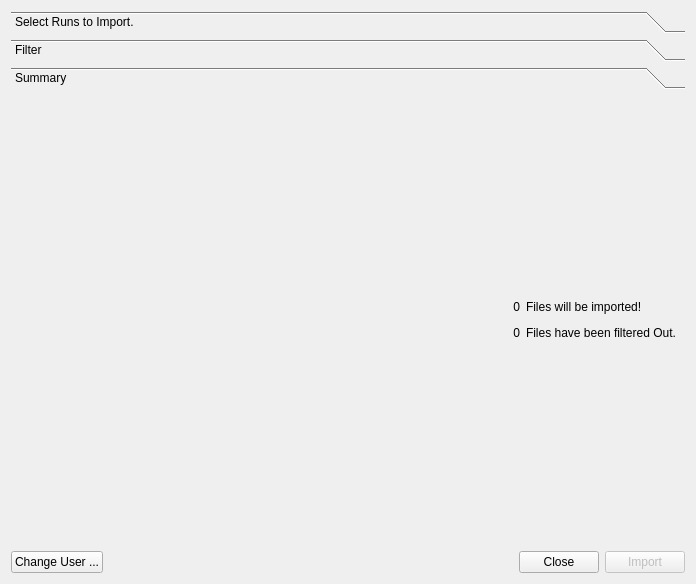
This is designer/ui_import_from_database_new.ui in neutrons/addie as Qt 5 draws it before an edit. The edited form follows.
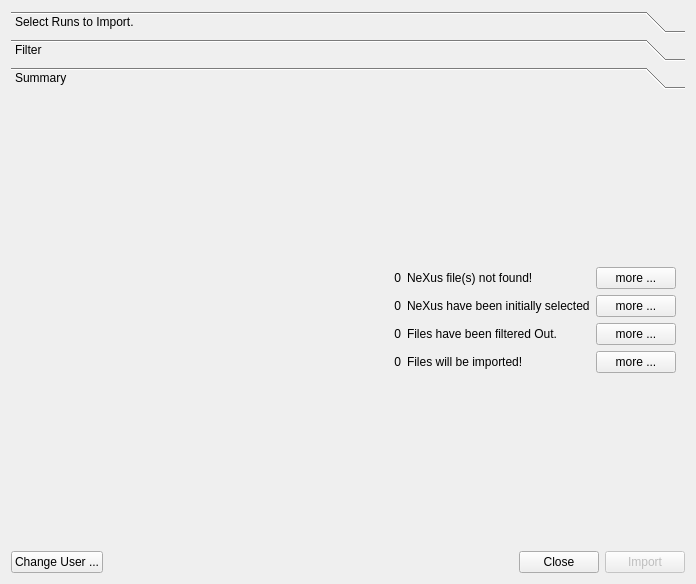
This is the edited form. The open tabs and pages were chosen to show the change.

Commit message: working on providing a list of nexus out, selected, ...etc using external window (in status tab)

```diff
--- a/designer/ui_import_from_database_new.ui
+++ b/designer/ui_import_from_database_new.ui
@@ -408,7 +408,7 @@
        <item>
         <layout class="QGridLayout" name="gridLayout">
          <item row="0" column="0">
-          <spacer name="horizontalSpacer_6">
+          <spacer name="horizontalSpacer_8">
            <property name="orientation">
             <enum>Qt::Horizontal</enum>
            </property>
@@ -421,7 +421,7 @@
           </spacer>
          </item>
          <item row="0" column="1">
-          <widget class="QLabel" name="number_of_files_to_import">
+          <widget class="QLabel" name="number_of_files_not_found">
            <property name="text">
             <string>0</string>
            </property>
@@ -431,14 +431,21 @@
           </widget>
          </item>
          <item row="0" column="2">
-          <widget class="QLabel" name="number_of_files_to_import_label">
+          <widget class="QLabel" name="number_of_files_to_import_label_3">
            <property name="text">
-            <string>Files will be imported!</string>
+            <string>NeXus file(s) not found!</string>
+           </property>
+          </widget>
+         </item>
+         <item row="0" column="3">
+          <widget class="QPushButton" name="file_not_found_more">
+           <property name="text">
+            <string>more ...</string>
            </property>
           </widget>
          </item>
          <item row="1" column="0">
-          <spacer name="horizontalSpacer_2">
+          <spacer name="horizontalSpacer_7">
            <property name="orientation">
             <enum>Qt::Horizontal</enum>
            </property>
@@ -451,7 +458,7 @@
           </spacer>
          </item>
          <item row="1" column="1">
-          <widget class="QLabel" name="number_of_files_filtered_out">
+          <widget class="QLabel" name="number_of_files_initially_selected">
            <property name="text">
             <string>0</string>
            </property>
@@ -461,12 +468,93 @@
           </widget>
          </item>
          <item row="1" column="2">
+          <widget class="QLabel" name="number_of_files_to_import_label_2">
+           <property name="text">
+            <string>NeXus have been initially selected</string>
+           </property>
+          </widget>
+         </item>
+         <item row="1" column="3">
+          <widget class="QPushButton" name="file_initially_selected_more">
+           <property name="text">
+            <string>more ...</string>
+           </property>
+          </widget>
+         </item>
+         <item row="2" column="0">
+          <spacer name="horizontalSpacer_2">
+           <property name="orientation">
+            <enum>Qt::Horizontal</enum>
+           </property>
+           <property name="sizeHint" stdset="0">
+            <size>
+             <width>40</width>
+             <height>20</height>
+            </size>
+           </property>
+          </spacer>
+         </item>
+         <item row="2" column="1">
+          <widget class="QLabel" name="number_of_files_filtered_out">
+           <property name="text">
+            <string>0</string>
+           </property>
+           <property name="alignment">
+            <set>Qt::AlignRight|Qt::AlignTrailing|Qt::AlignVCenter</set>
+           </property>
+          </widget>
+         </item>
+         <item row="2" column="2">
           <widget class="QLabel" name="number_of_files_filtered_out_label">
            <property name="text">
             <string>Files have been filtered Out.</string>
            </property>
           </widget>
          </item>
+         <item row="2" column="3">
+          <widget class="QPushButton" name="files_filtered_out_more">
+           <property name="text">
+            <string>more ...</string>
+           </property>
+          </widget>
+         </item>
+         <item row="3" column="0">
+          <spacer name="horizontalSpacer_6">
+           <property name="orientation">
+            <enum>Qt::Horizontal</enum>
+           </property>
+           <property name="sizeHint" stdset="0">
+            <size>
+             <width>40</width>
+             <height>20</height>
+            </size>
+           </property>
+          </spacer>
+         </item>
+         <item row="3" column="1">
+          <widget class="QLabel" name="number_of_files_to_import">
+           <property name="text">
+            <string>0</string>
+           </property>
+           <property name="alignment">
+            <set>Qt::AlignRight|Qt::AlignTrailing|Qt::AlignVCenter</set>
+           </property>
+          </widget>
+         </item>
+         <item row="3" column="2">
+          <widget class="QLabel" name="number_of_files_to_import_label">
+           <property name="text">
+            <string>Files will be imported!</string>
+           </property>
+          </widget>
+         </item>
+         <item row="3" column="3">
+          <widget class="QPushButton" name="files_imported_more">
+           <property name="text">
+            <string>more ...</string>
+           </property>
+          </widget>
+         </item>
         </layout>
        </item>
        <item>
@@ -477,7 +565,7 @@
          <property name="sizeHint" stdset="0">
           <size>
            <width>20</width>
-           <height>178</height>
+           <height>142</height>
           </size>
          </property>
         </spacer>
```
Left out of the diff: 2 changed lines with no effect on the pictures. The commit also changes 2 other files.
